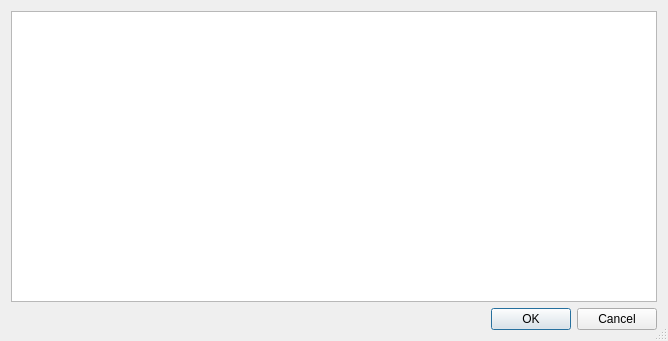
Above: copasi/UI/CQUndoHistoryDialog.ui from copasi/COPASI before the change. Below: the same form after it.
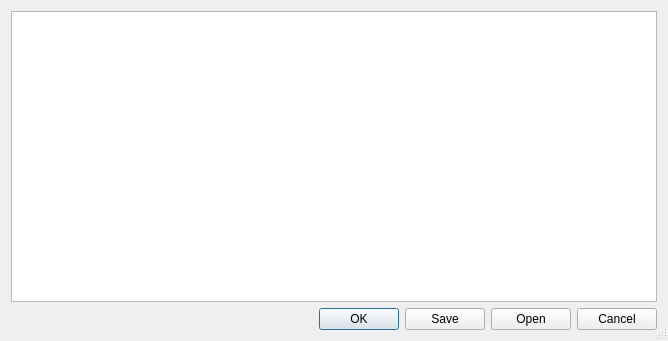
That is the form after the change.

The edit to the form file:
```diff
--- a/copasi/UI/CQUndoHistoryDialog.ui
+++ b/copasi/UI/CQUndoHistoryDialog.ui
@@ -65,7 +65,7 @@
      <item>
       <widget class="QDialogButtonBox" name="buttonBox">
        <property name="standardButtons">
-        <set>QDialogButtonBox::Cancel|QDialogButtonBox::Ok</set>
+        <set>QDialogButtonBox::Cancel|QDialogButtonBox::Ok|QDialogButtonBox::Open|QDialogButtonBox::Save</set>
        </property>
       </widget>
      </item>
```
Left out of the diff: 5 changed lines with no effect on the pictures.
